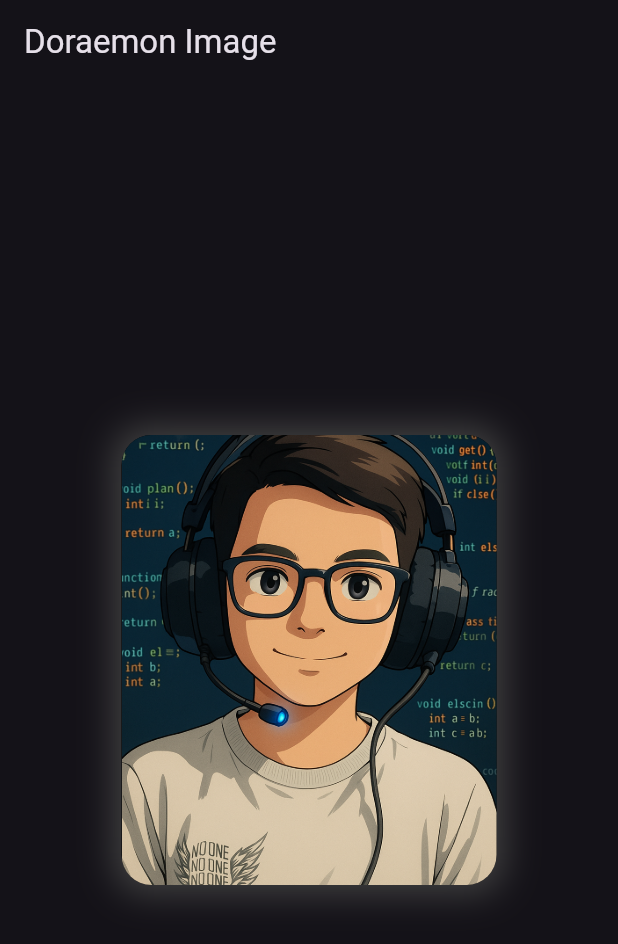
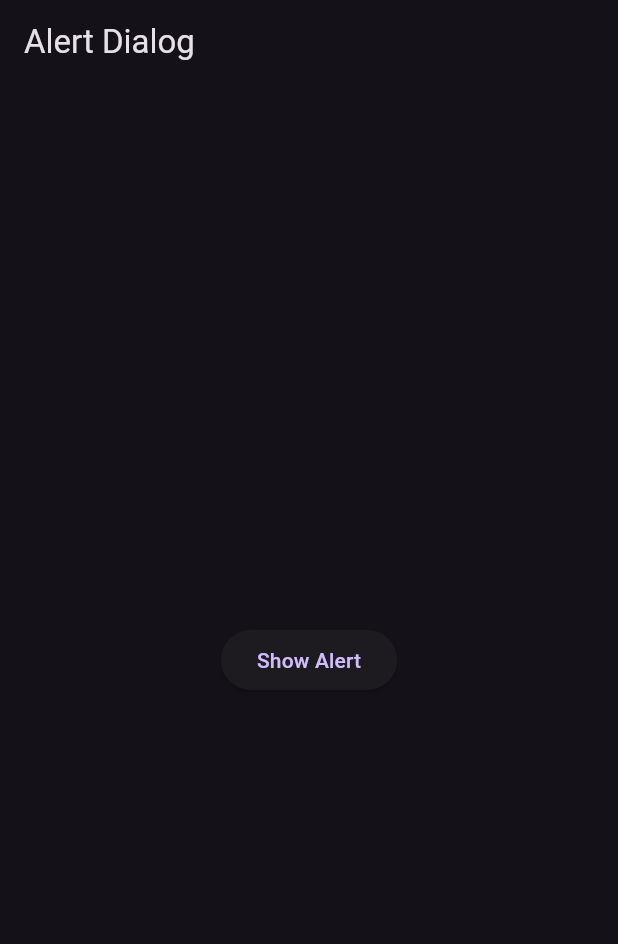
Before and after one commit to Soham801/Flutter_Widgets, a Flutter app: the screen it shows after launch, on a phone screen of 412 x 824 dp. Shown: the top 944 px of the screen. Run offline on Flutter 3.47's test engine with Material 3 defaults, Android fonts, the phone set to English and light mode, and no system bars.

Commit message:
Added Alert Dialog widget

```diff
--- a/thirty_widgets/lib/main.dart
+++ b/thirty_widgets/lib/main.dart
@@ -1,6 +1,7 @@
 // ignore_for_file: unused_import
 
 import 'package:flutter/material.dart';
+import 'package:thirty_widgets/widgets/alert.dart';
 import 'package:thirty_widgets/widgets/button.dart';
 import 'package:thirty_widgets/widgets/container_sized.dart';
 import 'package:thirty_widgets/widgets/dismissible.dart';
@@ -23,7 +24,7 @@ class MyApp extends StatelessWidget {
         brightness: Brightness.dark,
         primaryColor: Colors.deepPurple,
       ),
-      home: ImageWidget(),
+      home: AlertWidget(),
     );
   }
 }
--- /dev/null
+++ b/thirty_widgets/lib/widgets/alert.dart
@@ -0,0 +1,20 @@
+import 'package:flutter/material.dart';
+
+class AlertWidget extends StatelessWidget {
+  const AlertWidget({super.key});
+
+  @override
+  Widget build(BuildContext context) {
+    return Scaffold(
+      appBar: AppBar(
+        title: Text('Alert Dialog'),
+      ),
+      body: Center(
+        child: ElevatedButton(
+          onPressed: (){},
+          child: Text('Show Alert'),
+          ),
+      ),
+    );
+  }
+}
--- a/thirty_widgets/lib/widgets/image.dart
+++ b/thirty_widgets/lib/widgets/image.dart
@@ -6,7 +6,7 @@ class ImageWidget extends StatelessWidget {
   @override
   Widget build(BuildContext context) {
     return Scaffold(
-      appBar: AppBar(title: Text('Doraemon Image')),
+      appBar: AppBar(title: Text('Image Widget')),
       body: Center(
         child: Container(
           height: 300,
```
